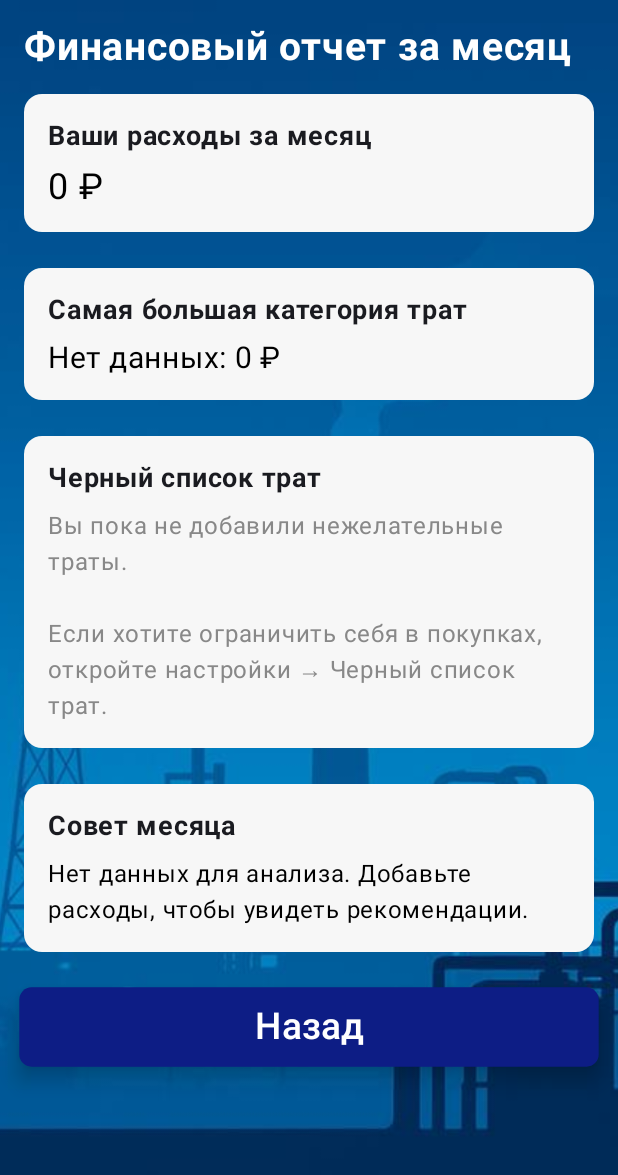
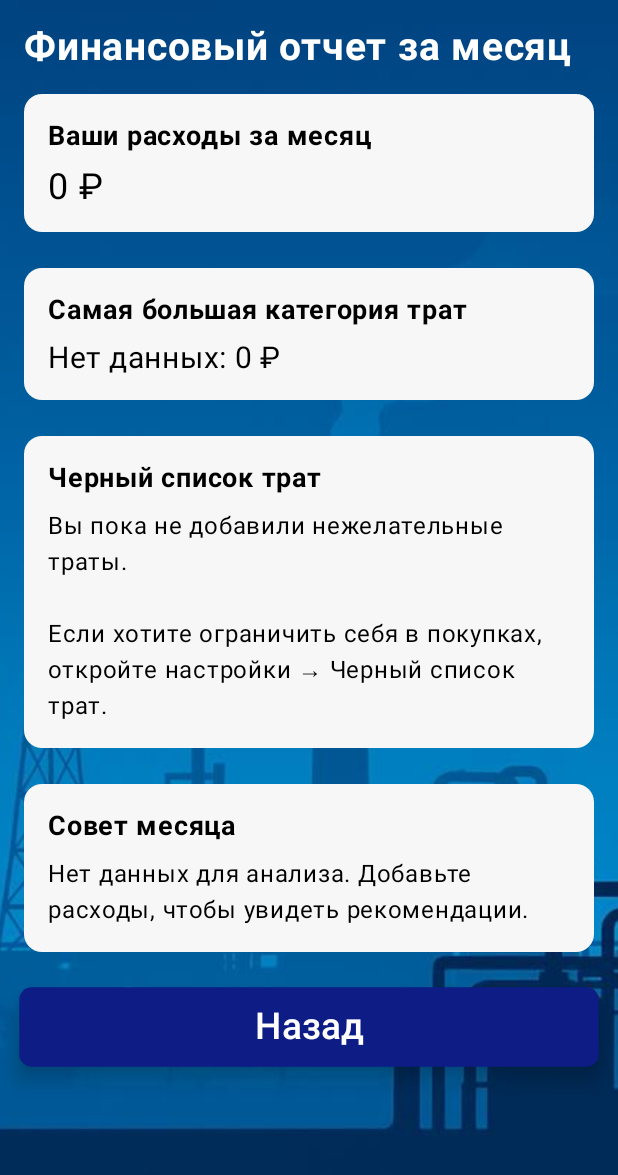
Before and after one commit to Oleg144101957/GazPotok, an Android app built with Jetpack Compose: the Analytic_Screen screen opened through its navigation route, on a phone screen of 412 x 824 dp. Shown: the top 1175 px of the screen. Run offline under Robolectric (Android 15) with nearby library versions, the phone set to English and light mode, and no system bars; our stand-ins replace Dagger/Hilt's generated code.

Commit message:
fix text color

```diff
--- a/app/src/main/java/ru/gz/po/tok41/ui/screens/analytic/AnalyticsScreen.kt
+++ b/app/src/main/java/ru/gz/po/tok41/ui/screens/analytic/AnalyticsScreen.kt
@@ -84,7 +84,8 @@ fun AnalyticsScreen(
                 Text(
                     text = "Ваши расходы за месяц",
                     fontSize = 18.sp,
-                    fontWeight = FontWeight.Bold
+                    fontWeight = FontWeight.Bold,
+                    color = Color.Black
                 )
                 Spacer(modifier = Modifier.height(8.dp))
                 Text(text = "%.0f ₽".format(total), fontSize = 24.sp, color = Color.Black)
@@ -102,7 +103,8 @@ fun AnalyticsScreen(
                 Text(
                     text = "Самая большая категория трат",
                     fontSize = 18.sp,
-                    fontWeight = FontWeight.Bold
+                    fontWeight = FontWeight.Bold,
+                    color = Color.Black
                 )
                 Spacer(modifier = Modifier.height(8.dp))
                 Text("$topCategory: %.0f ₽".format(topCategoryAmount), fontSize = 20.sp, color = Color.Black)
@@ -120,7 +122,8 @@ fun AnalyticsScreen(
                 Text(
                     text = "Черный список трат",
                     fontSize = 18.sp,
-                    fontWeight = FontWeight.Bold
+                    fontWeight = FontWeight.Bold,
+                    color = Color.Black
                 )
                 Spacer(modifier = Modifier.height(8.dp))
 
@@ -128,7 +131,7 @@ fun AnalyticsScreen(
                     Text(
                         text = "Вы пока не добавили нежелательные траты.\n\nЕсли хотите ограничить себя в покупках, откройте настройки → Черный список трат.",
                         fontSize = 16.sp,
-                        color = Color.Gray
+                        color = Color.Black
                     )
                 } else {
                     blacklist.forEach { item ->
@@ -150,7 +153,8 @@ fun AnalyticsScreen(
                 Text(
                     text = "Совет месяца",
                     fontSize = 18.sp,
-                    fontWeight = FontWeight.Bold
+                    fontWeight = FontWeight.Bold,
+                    color = Color.Black
                 )
                 Spacer(modifier = Modifier.height(8.dp))
                 Text(advice, fontSize = 16.sp, color = Color.Black)
```
